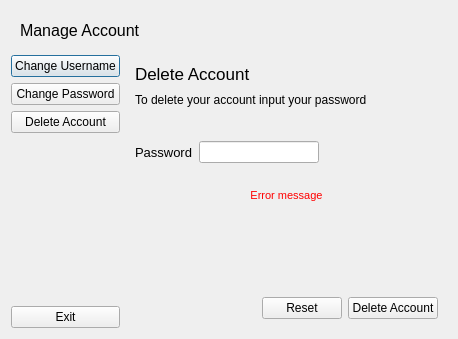
This is ui/manage_account.ui in VicMbugua/TaskManagementSystem as Qt 5 draws it before an edit. The edited form follows.
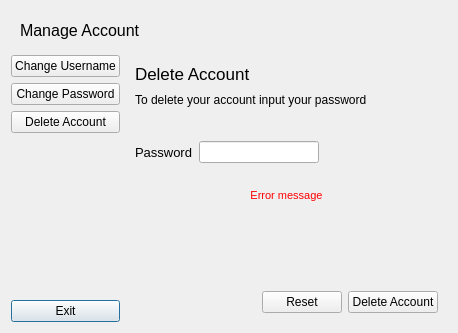
This is the edited form.

```diff
--- a/ui/manage_account.ui
+++ b/ui/manage_account.ui
@@ -7,11 +7,11 @@
     <x>0</x>
     <y>0</y>
     <width>458</width>
-    <height>339</height>
+    <height>333</height>
    </rect>
   </property>
   <property name="windowTitle">
-   <string>Dialog</string>
+   <string>Manage Account</string>
   </property>
   <layout class="QVBoxLayout" name="verticalLayout_2">
    <item>
@@ -90,7 +90,7 @@
             <bool>true</bool>
            </property>
            <property name="autoDefault">
-            <bool>true</bool>
+            <bool>false</bool>
            </property>
           </widget>
          </item>
@@ -106,7 +106,7 @@
             <bool>true</bool>
            </property>
            <property name="autoDefault">
-            <bool>true</bool>
+            <bool>false</bool>
            </property>
           </widget>
          </item>
@@ -122,7 +122,7 @@
             <bool>true</bool>
            </property>
            <property name="autoDefault">
-            <bool>true</bool>
+            <bool>false</bool>
            </property>
           </widget>
          </item>
@@ -144,6 +144,9 @@
            <property name="text">
             <string>Exit</string>
            </property>
+           <property name="autoDefault">
+            <bool>true</bool>
+           </property>
           </widget>
          </item>
         </layout>
```
Left out of the diff: 124 changed lines with no effect on the pictures.
